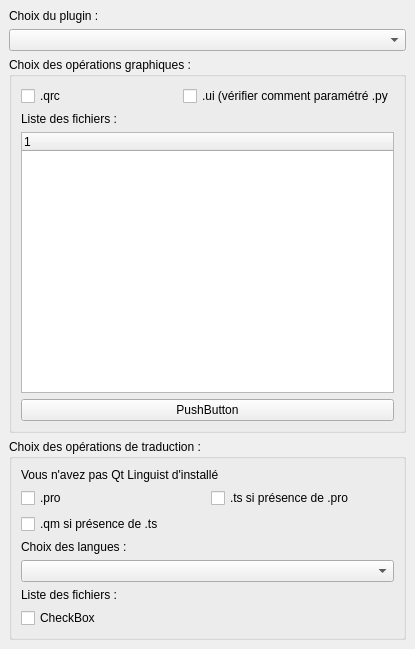
Old version of the form plugin_compiler_dockwidget_base.ui in the repository CyprienAn/PluginCompiler.
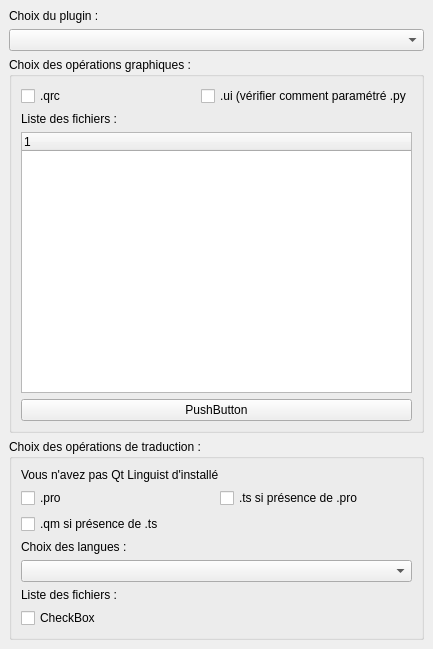
New version of the form. Custom widgets are drawn as their Qt base class.

What changed in the file:
```diff
--- a/plugin_compiler_dockwidget_base.ui
+++ b/plugin_compiler_dockwidget_base.ui
@@ -6,7 +6,7 @@
    <rect>
     <x>0</x>
     <y>0</y>
-    <width>415</width>
+    <width>433</width>
     <height>649</height>
    </rect>
   </property>
```
